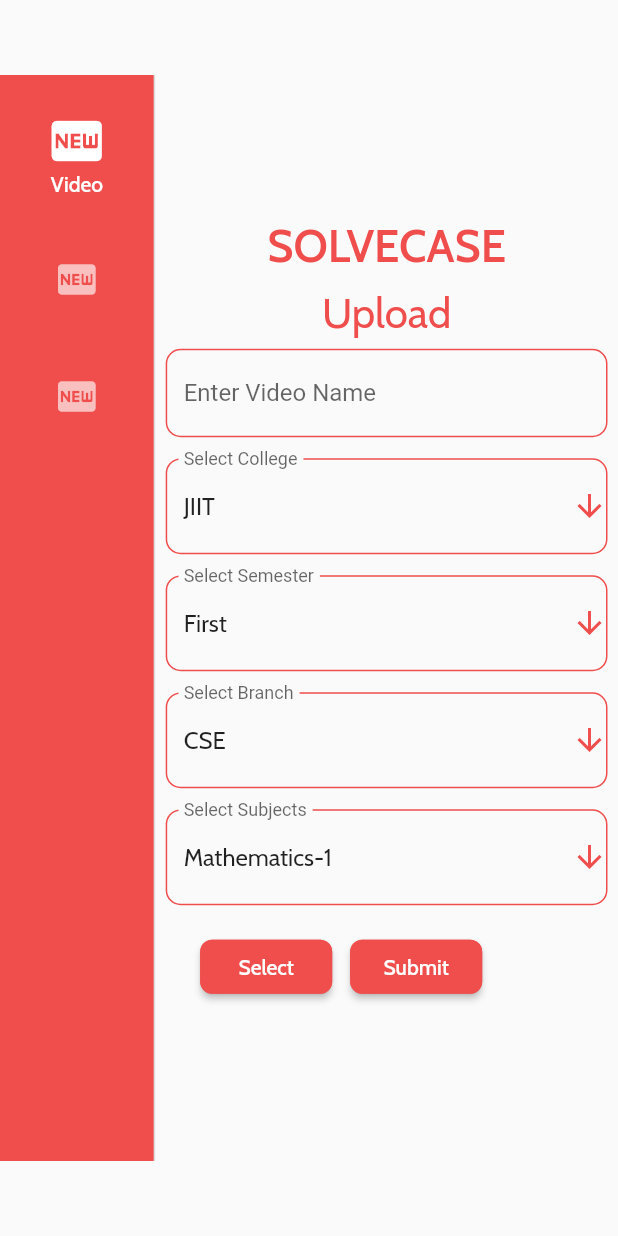
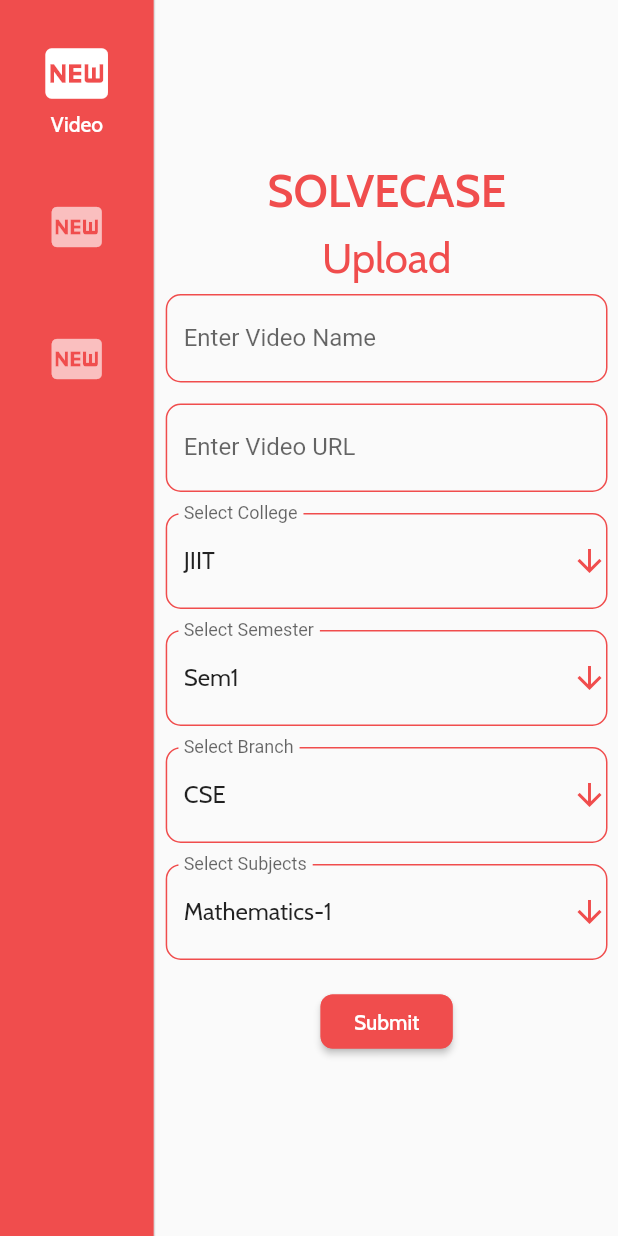
Before and after one commit to axactstudios/fluttersolvecaseuploader, a Flutter app: the screen it shows after launch, after a tap on "Submit", on a phone screen of 412 x 824 dp. Run offline on Flutter 3.47's test engine with Material 2 defaults, Android fonts, the phone set to English and light mode, and no system bars; our stand-ins replace file_picker, firebase_database, firebase_storage, fluttertoast, image_picker; accounts and stored records are empty; project files that could hold a hidden picture were left out.

Commit message:
firebase implementation in video screen

```diff
--- a/lib/UploadSolution.dart
+++ b/lib/UploadSolution.dart
@@ -60,7 +60,7 @@ class _UploadSolutionState extends State<UploadSolution> {
 
   final _formKey = GlobalKey<FormState>();
   final College = ['JIIT', 'JIIT-128'];
-  final listOfCategories1 = ["First", "Second", "Third"];
+  final listOfCategories1 = ["Sem1", "Sem2", "Sem3"];
   final listOfSubjects1Cse = [
     'Mathematics-1',
     'Physics-1 ',
@@ -134,7 +134,7 @@ class _UploadSolutionState extends State<UploadSolution> {
   ];
   final Branches = ['CSE', 'ECE', 'BT'];
 
-  String dropdownValue1 = 'First';
+  String dropdownValue1 = 'Sem1';
   String dropdownValue2 = 'CSE';
   String dropdownValue3 = 'JIIT';
 
@@ -246,39 +246,39 @@ class _UploadSolutionState extends State<UploadSolution> {
                 onChanged: (String newValue) {
                   setState(() {
                     dropdownValue1 = newValue;
-                    if (dropdownValue1 == 'First' && dropdownValue2 == 'CSE') {
+                    if (dropdownValue1 == 'Sem1' && dropdownValue2 == 'CSE') {
                       temp = listOfSubjects1Cse;
                       DropdownValuesub = temp[0];
                     }
-                    if (dropdownValue1 == 'First' && dropdownValue2 == 'ECE') {
+                    if (dropdownValue1 == 'Sem1' && dropdownValue2 == 'ECE') {
                       temp = listOfSubjects1Cse;
                       DropdownValuesub = temp[0];
                     }
-                    if (dropdownValue1 == 'First' && dropdownValue2 == 'BT') {
+                    if (dropdownValue1 == 'Sem1' && dropdownValue2 == 'BT') {
                       temp = listOfSubjects1Bt;
                       DropdownValuesub = temp[0];
                     }
-                    if (dropdownValue1 == 'Second' && dropdownValue2 == 'CSE') {
+                    if (dropdownValue1 == 'Sem2' && dropdownValue2 == 'CSE') {
                       temp = listOfSubjects2Cse;
                       DropdownValuesub = temp[0];
                     }
-                    if (dropdownValue1 == 'Second' && dropdownValue2 == 'ECE') {
+                    if (dropdownValue1 == 'Sem2' && dropdownValue2 == 'ECE') {
                       temp = listOfSubjects2Cse;
                       DropdownValuesub = temp[0];
                     }
-                    if (dropdownValue1 == 'Second' && dropdownValue2 == 'BT') {
+                    if (dropdownValue1 == 'Sem2' && dropdownValue2 == 'BT') {
                       temp = listOfSubjects2Bt;
                       DropdownValuesub = temp[0];
                     }
-                    if (dropdownValue1 == 'Third' && dropdownValue2 == 'CSE') {
+                    if (dropdownValue1 == 'Sem3' && dropdownValue2 == 'CSE') {
                       temp = listOfSubjects3Cse;
                       DropdownValuesub = temp[0];
                     }
-                    if (dropdownValue1 == 'Third' && dropdownValue2 == 'ECE') {
+                    if (dropdownValue1 == 'Sem3' && dropdownValue2 == 'ECE') {
                       temp = listOfSubjects3Ece;
                       DropdownValuesub = temp[0];
                     }
-                    if (dropdownValue1 == 'Third' && dropdownValue2 == 'BT') {
+                    if (dropdownValue1 == 'Sem3' && dropdownValue2 == 'BT') {
                       temp = listOfSubjects3Bt;
                       DropdownValuesub = temp[0];
                     }
@@ -320,39 +320,39 @@ class _UploadSolutionState extends State<UploadSolution> {
                 onChanged: (String newValue) {
                   setState(() {
                     dropdownValue2 = newValue;
-                    if (dropdownValue1 == 'First' && dropdownValue2 == 'CSE') {
+                    if (dropdownValue1 == 'Sem1' && dropdownValue2 == 'CSE') {
                       temp = listOfSubjects1Cse;
                       DropdownValuesub = temp[0];
                     }
-                    if (dropdownValue1 == 'First' && dropdownValue2 == 'ECE') {
+                    if (dropdownValue1 == 'Sem1' && dropdownValue2 == 'ECE') {
                       temp = listOfSubjects1Cse;
                       DropdownValuesub = temp[0];
                     }
-                    if (dropdownValue1 == 'First' && dropdownValue2 == 'BT') {
+                    if (dropdownValue1 == 'Sem1' && dropdownValue2 == 'BT') {
                       temp = listOfSubjects1Bt;
                       DropdownValuesub = temp[0];
                     }
-                    if (dropdownValue1 == 'Second' && dropdownValue2 == 'CSE') {
+                    if (dropdownValue1 == 'Sem2' && dropdownValue2 == 'CSE') {
                       temp = listOfSubjects2Cse;
                       DropdownValuesub = temp[0];
                     }
-                    if (dropdownValue1 == 'Second' && dropdownValue2 == 'ECE') {
+                    if (dropdownValue1 == 'Sem2' && dropdownValue2 == 'ECE') {
                       temp = listOfSubjects2Cse;
                       DropdownValuesub = temp[0];
                     }
-                    if (dropdownValue1 == 'Second' && dropdownValue2 == 'BT') {
+                    if (dropdownValue1 == 'Sem2' && dropdownValue2 == 'BT') {
                       temp = listOfSubjects2Bt;
                       DropdownValuesub = temp[0];
                     }
-                    if (dropdownValue1 == 'Third' && dropdownValue2 == 'CSE') {
+                    if (dropdownValue1 == 'Sem3' && dropdownValue2 == 'CSE') {
                       temp = listOfSubjects3Cse;
                       DropdownValuesub = temp[0];
                     }
-                    if (dropdownValue1 == 'Third' && dropdownValue2 == 'ECE') {
+                    if (dropdownValue1 == 'Sem3' && dropdownValue2 == 'ECE') {
                       temp = listOfSubjects3Ece;
                       DropdownValuesub = temp[0];
                     }
-                    if (dropdownValue1 == 'Third' && dropdownValue2 == 'BT') {
+                    if (dropdownValue1 == 'Sem3' && dropdownValue2 == 'BT') {
                       temp = listOfSubjects3Bt;
                       DropdownValuesub = temp[0];
                     }
--- a/lib/UploadStudyMaterial.dart
+++ b/lib/UploadStudyMaterial.dart
@@ -17,7 +17,7 @@ class UploadStudyMaterial extends StatefulWidget {
 class _UploadStudyMaterialState extends State<UploadStudyMaterial> {
   final _formKey = GlobalKey<FormState>();
   final College = ['JIIT', 'JIIT-128'];
-  final listOfCategories1 = ['First', 'Second', 'Third'];
+  final listOfCategories1 = ['Sem1', 'Sem2', 'Sem3'];
   final Branches = ['CSE', 'ECE', 'BT'];
   final listOfSubjects1Cse = [
     'Mathematics-1',
@@ -97,7 +97,7 @@ class _UploadStudyMaterialState extends State<UploadStudyMaterial> {
   bool isUploaded = true;
   String result = '';
 
-  String dropdownValue1 = 'First';
+  String dropdownValue1 = 'Sem1';
   String dropdownValue2 = 'CSE';
   String dropdownValue3 = 'JIIT';
 
@@ -266,39 +266,39 @@ class _UploadStudyMaterialState extends State<UploadStudyMaterial> {
                   setState(() {
                     dropdownValue1 = newValue;
                     print(dropdownValue1);
-                    if (dropdownValue1 == 'First' && dropdownValue2 == 'CSE') {
+                    if (dropdownValue1 == 'Sem1' && dropdownValue2 == 'CSE') {
                       temp = listOfSubjects1Cse;
                       DropdownValuesub = temp[0];
                     }
-                    if (dropdownValue1 == 'First' && dropdownValue2 == 'ECE') {
+                    if (dropdownValue1 == 'Sem1' && dropdownValue2 == 'ECE') {
                       temp = listOfSubjects1Cse;
                       DropdownValuesub = temp[0];
                     }
-                    if (dropdownValue1 == 'First' && dropdownValue2 == 'BT') {
+                    if (dropdownValue1 == 'Sem1' && dropdownValue2 == 'BT') {
                       temp = listOfSubjects1Bt;
                       DropdownValuesub = temp[0];
                     }
-                    if (dropdownValue1 == 'Second' && dropdownValue2 == 'CSE') {
+                    if (dropdownValue1 == 'Sem2' && dropdownValue2 == 'CSE') {
                       temp = listOfSubjects2Cse;
                       DropdownValuesub = temp[0];
                     }
-                    if (dropdownValue1 == 'Second' && dropdownValue2 == 'ECE') {
+                    if (dropdownValue1 == 'Sem2' && dropdownValue2 == 'ECE') {
                       temp = listOfSubjects2Cse;
                       DropdownValuesub = temp[0];
                     }
-                    if (dropdownValue1 == 'Second' && dropdownValue2 == 'BT') {
+                    if (dropdownValue1 == 'Sem2' && dropdownValue2 == 'BT') {
                       temp = listOfSubjects2Bt;
                       DropdownValuesub = temp[0];
                     }
-                    if (dropdownValue1 == 'Third' && dropdownValue2 == 'CSE') {
+                    if (dropdownValue1 == 'Sem3' && dropdownValue2 == 'CSE') {
                       temp = listOfSubjects3Cse;
                       DropdownValuesub = temp[0];
                     }
-                    if (dropdownValue1 == 'Third' && dropdownValue2 == 'ECE') {
+                    if (dropdownValue1 == 'Sem3' && dropdownValue2 == 'ECE') {
                       temp = listOfSubjects3Ece;
                       DropdownValuesub = temp[0];
                     }
-                    if (dropdownValue1 == 'Third' && dropdownValue2 == 'BT') {
+                    if (dropdownValue1 == 'Sem3' && dropdownValue2 == 'BT') {
                       temp = listOfSubjects3Bt;
                       DropdownValuesub = temp[0];
                     }
@@ -340,39 +340,39 @@ class _UploadStudyMaterialState extends State<UploadStudyMaterial> {
                 onChanged: (String newValue) {
                   setState(() {
                     dropdownValue2 = newValue;
-                    if (dropdownValue1 == 'First' && dropdownValue2 == 'CSE') {
+                    if (dropdownValue1 == 'Sem1' && dropdownValue2 == 'CSE') {
                       temp = listOfSubjects1Cse;
                       DropdownValuesub = temp[0];
                     }
-                    if (dropdownValue1 == 'First' && dropdownValue2 == 'ECE') {
+                    if (dropdownValue1 == 'Sem1' && dropdownValue2 == 'ECE') {
                       temp = listOfSubjects1Cse;
                       DropdownValuesub = temp[0];
                     }
-                    if (dropdownValue1 == 'First' && dropdownValue2 == 'BT') {
+                    if (dropdownValue1 == 'Sem1' && dropdownValue2 == 'BT') {
                       temp = listOfSubjects1Bt;
                       DropdownValuesub = temp[0];
                     }
-                    if (dropdownValue1 == 'Second' && dropdownValue2 == 'CSE') {
+                    if (dropdownValue1 == 'Sem2' && dropdownValue2 == 'CSE') {
                       temp = listOfSubjects2Cse;
                       DropdownValuesub = temp[0];
                     }
-                    if (dropdownValue1 == 'Second' && dropdownValue2 == 'ECE') {
+                    if (dropdownValue1 == 'Sem2' && dropdownValue2 == 'ECE') {
                       temp = listOfSubjects2Cse;
                       DropdownValuesub = temp[0];
                     }
-                    if (dropdownValue1 == 'Second' && dropdownValue2 == 'BT') {
+                    if (dropdownValue1 == 'Sem2' && dropdownValue2 == 'BT') {
                       temp = listOfSubjects2Bt;
                       DropdownValuesub = temp[0];
                     }
-                    if (dropdownValue1 == 'Third' && dropdownValue2 == 'CSE') {
+                    if (dropdownValue1 == 'Sem3' && dropdownValue2 == 'CSE') {
                       temp = listOfSubjects3Cse;
                       DropdownValuesub = temp[0];
                     }
-                    if (dropdownValue1 == 'Third' && dropdownValue2 == 'ECE') {
+                    if (dropdownValue1 == 'Sem3' && dropdownValue2 == 'ECE') {
                       temp = listOfSubjects3Ece;
                       DropdownValuesub = temp[0];
                     }
-                    if (dropdownValue1 == 'Third' && dropdownValue2 == 'BT') {
+                    if (dropdownValue1 == 'Sem3' && dropdownValue2 == 'BT') {
                       temp = listOfSubjects3Bt;
                       DropdownValuesub = temp[0];
                     }
--- a/lib/UploadVideo.dart
+++ b/lib/UploadVideo.dart
@@ -17,9 +17,9 @@ class UploadVideo extends StatefulWidget {
 class _UploadVideoState extends State<UploadVideo> {
   final _formKey = GlobalKey<FormState>();
   final listOfCategories1 = [
-    "First",
-    "Second",
-    "Third",
+    "Sem1",
+    "Sem2",
+    "Sem3",
   ];
   final College = ['JIIT', 'JIIT-128'];
   final listOfSubjects1Cse = [
@@ -101,8 +101,9 @@ class _UploadVideoState extends State<UploadVideo> {
   String result = '';
 
   final Branches = ['CSE', 'ECE', 'BT'];
-  String dropdownValue1 = 'First';
+  String dropdownValue1 = 'Sem1';
   String dropdownValue3 = 'JIIT';
+  final urlController = TextEditingController();
   final nameController = TextEditingController();
   final ageController = TextEditingController();
   final quantity = TextEditingController();
@@ -118,49 +119,13 @@ class _UploadVideoState extends State<UploadVideo> {
     'EDD'
   ];
   String DropdownValuesub = 'Mathematics-1';
-  Future<void> _uploadFile(File file, String filename) async {
-    StorageReference storageReference;
 
-    if (fileType == 'pdf') {
-      storageReference = FirebaseStorage.instance.ref().child("pdf/$filename");
-    }
-    final StorageUploadTask uploadTask = storageReference.putFile(file);
-    final StorageTaskSnapshot downloadUrl = (await uploadTask.onComplete);
-    final String url = (await downloadUrl.ref.getDownloadURL());
-    print("URL is $url");
-  }
 
-  Future filePicker(BuildContext context) async {
-    try {
-      if (fileType == 'pdf') {
-        file = await FilePicker.getFile(
-            type: FileType.custom, allowedExtensions: ['pdf']);
-        fileName = p.basename(file.path);
-        setState(() {
-          fileName = p.basename(file.path);
-        });
-        print(fileName);
-        _uploadFile(file, fileName);
-      }
-    } on PlatformException catch (e) {
-      showDialog(
-          context: context,
-          builder: (BuildContext context) {
-            return AlertDialog(
-              title: Text('Sorry...'),
-              content: Text('Unsupported exception: $e'),
-              actions: <Widget>[
-                FlatButton(
-                  child: Text('OK'),
-                  onPressed: () {
-                    Navigator.of(context).pop();
-                  },
-                )
-              ],
-            );
-          });
-    }
-  }
+
+
+
+
+
 
   @override
   Widget build(BuildContext context) {
@@ -183,6 +148,25 @@ class _UploadVideoState extends State<UploadVideo> {
                 validator: (value) {
                   if (value.isEmpty) {
                     return 'Enter Video Name';
+                  }
+                  return null;
+                },
+              ),
+            ),
+            Padding(
+              padding: EdgeInsets.all(7.0),
+              child: TextFormField(
+                controller: urlController,
+                decoration: InputDecoration(
+                  labelText: "Enter Video URL",
+                  enabledBorder: OutlineInputBorder(
+                      borderRadius: BorderRadius.circular(10.0),
+                      borderSide: BorderSide(color: kPrimaryColor)),
+                ),
+                // The validator receives the text that the user has entered.
+                validator: (value) {
+                  if (value.isEmpty) {
+                    return 'Enter Video URL';
                   }
                   return null;
                 },
@@ -254,39 +238,39 @@ class _UploadVideoState extends State<UploadVideo> {
                 onChanged: (String newValue) {
                   setState(() {
                     dropdownValue1 = newValue;
-                    if (dropdownValue1 == 'First' && dropdownValue2 == 'CSE') {
+                    if (dropdownValue1 == 'Sem1' && dropdownValue2 == 'CSE') {
                       temp = listOfSubjects1Cse;
                       DropdownValuesub = temp[0];
                     }
-                    if (dropdownValue1 == 'First' && dropdownValue2 == 'ECE') {
+                    if (dropdownValue1 == 'Sem1' && dropdownValue2 == 'ECE') {
                       temp = listOfSubjects1Cse;
                       DropdownValuesub = temp[0];
                     }
-                    if (dropdownValue1 == 'First' && dropdownValue2 == 'BT') {
+                    if (dropdownValue1 == 'Sem1' && dropdownValue2 == 'BT') {
                       temp = listOfSubjects1Bt;
                       DropdownValuesub = temp[0];
                     }
-                    if (dropdownValue1 == 'Second' && dropdownValue2 == 'CSE') {
+                    if (dropdownValue1 == 'Sem2' && dropdownValue2 == 'CSE') {
                       temp = listOfSubjects2Cse;
                       DropdownValuesub = temp[0];
                     }
-                    if (dropdownValue1 == 'Second' && dropdownValue2 == 'ECE') {
+                    if (dropdownValue1 == 'Sem2' && dropdownValue2 == 'ECE') {
                       temp = listOfSubjects2Cse;
                       DropdownValuesub = temp[0];
                     }
-                    if (dropdownValue1 == 'Second' && dropdownValue2 == 'BT') {
+                    if (dropdownValue1 == 'Sem2' && dropdownValue2 == 'BT') {
                       temp = listOfSubjects2Bt;
                       DropdownValuesub = temp[0];
                     }
-                    if (dropdownValue1 == 'Third' && dropdownValue2 == 'CSE') {
+                    if (dropdownValue1 == 'Sem3' && dropdownValue2 == 'CSE') {
                       temp = listOfSubjects3Cse;
                       DropdownValuesub = temp[0];
                     }
-                    if (dropdownValue1 == 'Third' && dropdownValue2 == 'ECE') {
+                    if (dropdownValue1 == 'Sem3' && dropdownValue2 == 'ECE') {
                       temp = listOfSubjects3Ece;
                       DropdownValuesub = temp[0];
                     }
-                    if (dropdownValue1 == 'Third' && dropdownValue2 == 'BT') {
+                    if (dropdownValue1 == 'Sem3' && dropdownValue2 == 'BT') {
                       temp = listOfSubjects3Bt;
                       DropdownValuesub = temp[0];
                     }
@@ -328,39 +312,39 @@ class _UploadVideoState extends State<UploadVideo> {
                 onChanged: (String newValue) {
                   setState(() {
                     dropdownValue2 = newValue;
-                    if (dropdownValue1 == 'First' && dropdownValue2 == 'CSE') {
+                    if (dropdownValue1 == 'Sem1' && dropdownValue2 == 'CSE') {
                       temp = listOfSubjects1Cse;
                       DropdownValuesub = temp[0];
                     }
-                    if (dropdownValue1 == 'First' && dropdownValue2 == 'ECE') {
+                    if (dropdownValue1 == 'Sem1' && dropdownValue2 == 'ECE') {
                       temp = listOfSubjects1Cse;
                       DropdownValuesub = temp[0];
                     }
-                    if (dropdownValue1 == 'First' && dropdownValue2 == 'BT') {
+                    if (dropdownValue1 == 'Sem1' && dropdownValue2 == 'BT') {
                       temp = listOfSubjects1Bt;
                       DropdownValuesub = temp[0];
                     }
-                    if (dropdownValue1 == 'Second' && dropdownValue2 == 'CSE') {
+                    if (dropdownValue1 == 'Sem2' && dropdownValue2 == 'CSE') {
                       temp = listOfSubjects2Cse;
                       DropdownValuesub = temp[0];
                     }
-                    if (dropdownValue1 == 'Second' && dropdownValue2 == 'ECE') {
+                    if (dropdownValue1 == 'Sem2' && dropdownValue2 == 'ECE') {
                       temp = listOfSubjects2Cse;
                       DropdownValuesub = temp[0];
                     }
-                    if (dropdownValue1 == 'Second' && dropdownValue2 == 'BT') {
+                    if (dropdownValue1 == 'Sem2' && dropdownValue2 == 'BT') {
                       temp = listOfSubjects2Bt;
                       DropdownValuesub = temp[0];
                     }
-                    if (dropdownValue1 == 'Third' && dropdownValue2 == 'CSE') {
+                    if (dropdownValue1 == 'Sem3' && dropdownValue2 == 'CSE') {
                       temp = listOfSubjects3Cse;
                       DropdownValuesub = temp[0];
                     }
-                    if (dropdownValue1 == 'Third' && dropdownValue2 == 'ECE') {
+                    if (dropdownValue1 == 'Sem3' && dropdownValue2 == 'ECE') {
                       temp = listOfSubjects3Ece;
                       DropdownValuesub = temp[0];
                     }
-                    if (dropdownValue1 == 'Third' && dropdownValue2 == 'BT') {
+                    if (dropdownValue1 == 'Sem3' && dropdownValue2 == 'BT') {
                       temp = listOfSubjects3Bt;
                       DropdownValuesub = temp[0];
                     }
@@ -412,29 +396,8 @@ class _UploadVideoState extends State<UploadVideo> {
                 },
               ),
             ),
-            Row(
-              children: <Widget>[
-                Padding(
-                  padding: EdgeInsets.fromLTRB(30.0, 10.0, 2.0, 10.0),
-                  child: RaisedButton(
-                    shape: RoundedRectangleBorder(
-                      borderRadius: BorderRadius.circular(8.0),
-                      side: BorderSide(color: kPrimaryColor),
-                    ),
-                    color: kPrimaryColor,
-                    onPressed: () {
-                      setState(() {
-                        fileType = 'any';
-                      });
-                      filePicker(context);
-                    },
-                    child: Text(
-                      'Select',
-                      style:
-                          TextStyle(fontFamily: 'Cabin', color: Colors.white),
-                    ),
-                  ),
-                ),
+
+
                 Padding(
                   padding: EdgeInsets.all(10.0),
                   child: RaisedButton(
@@ -444,23 +407,17 @@ class _UploadVideoState extends State<UploadVideo> {
                     ),
                     color: kPrimaryColor,
                     onPressed: () {
-                      int price1 = int.parse(ageController.text);
-                      if (_formKey.currentState.validate()) {
-                        dbRef
+
+
+                        FirebaseDatabase.instance.reference()
+                            .child(dropdownValue3)
                             .child(dropdownValue1)
-                            .child(nameController.text)
-                            .update({
-                          "Name": nameController.text,
-                        }).then((_) {
-                          Scaffold.of(context).showSnackBar(
-                              SnackBar(content: Text('Successfully Added')));
-                          ageController.clear();
-                          nameController.clear();
-                        }).catchError((onError) {
-                          Scaffold.of(context)
-                              .showSnackBar(SnackBar(content: Text(onError)));
-                        });
-                      }
+                            .child(dropdownValue2)
+                            .child(DropdownValuesub)
+                            .child('${nameController.text}')
+                            .set({'Link': urlController.text, 'Name': nameController.text});
+
+
                     },
                     child: Text(
                       'Submit',
@@ -470,8 +427,8 @@ class _UploadVideoState extends State<UploadVideo> {
                   ),
                 ),
               ],
-            ),
-          ],
+
+
         ),
       ),
     );
--- a/lib/main.dart
+++ b/lib/main.dart
@@ -39,7 +39,7 @@ class _MyStatefulWidgetState extends State<MyStatefulWidget> {
     return Scaffold(
       resizeToAvoidBottomInset: false,
       body: Padding(
-        padding: EdgeInsets.symmetric(vertical: 50),
+        padding: EdgeInsets.symmetric(vertical: 0),
         child: Row(
           children: <Widget>[
             NavigationRail(
@@ -59,12 +59,12 @@ class _MyStatefulWidgetState extends State<MyStatefulWidget> {
                   icon: Icon(
                     Icons.fiber_new,
                     color: Colors.white,
-                    size: 30,
+                    size: 40,
                   ),
                   selectedIcon: Icon(
                     Icons.fiber_new,
                     color: Colors.white,
-                    size: 40,
+                    size: 50,
                   ),
                   label: Text(
                     'Video',
@@ -75,12 +75,12 @@ class _MyStatefulWidgetState extends State<MyStatefulWidget> {
                   icon: Icon(
                     Icons.fiber_new,
                     color: Colors.white,
-                    size: 30,
+                    size: 40,
                   ),
                   selectedIcon: Icon(
                     Icons.fiber_new,
                     color: Colors.white,
-                    size: 40,
+                    size: 50,
                   ),
                   label: Text(
                     'Solution',
@@ -91,12 +91,12 @@ class _MyStatefulWidgetState extends State<MyStatefulWidget> {
                   icon: Icon(
                     Icons.fiber_new,
                     color: Colors.white,
-                    size: 30,
+                    size: 40,
                   ),
                   selectedIcon: Icon(
                     Icons.fiber_new,
                     color: Colors.white,
-                    size: 40,
+                    size: 50,
                   ),
                   label: Text(
                     'Study Material',
```
